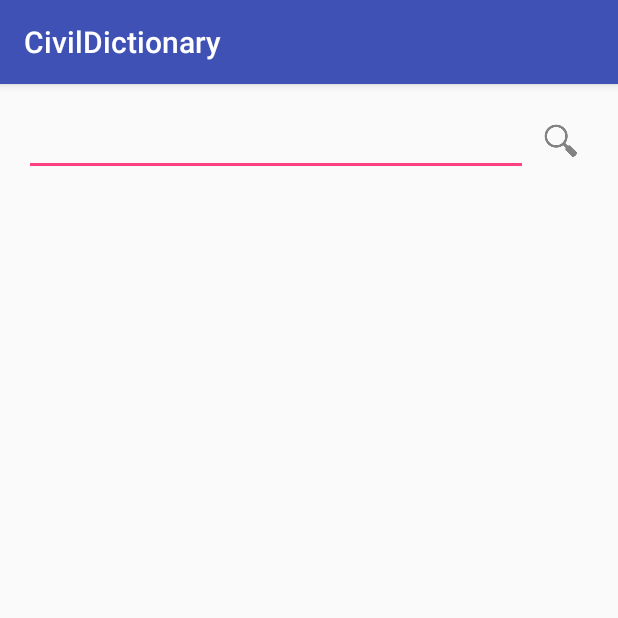
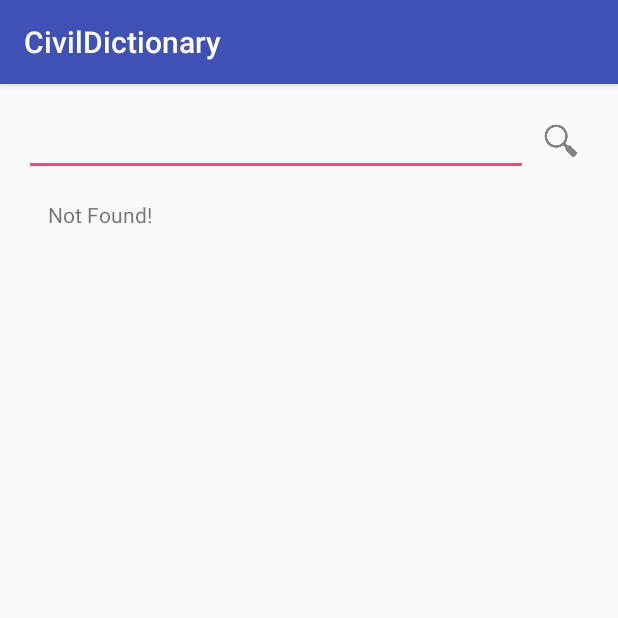
Before and after one commit to ramin-vakili/GeoDic, an Android app: the screen it shows after launch (MainActivity), after a tap on an icon or button, on a phone screen of 412 x 824 dp, the top half of it. Run offline under Robolectric (Android 15) with nearby library versions, the phone set to English and light mode, and no system bars; 3 statements that could not run were skipped.

Commit message:
some changes

```diff
--- a/app/src/main/java/vakili/ramin/civildictionary/activities/MainActivity.java
+++ b/app/src/main/java/vakili/ramin/civildictionary/activities/MainActivity.java
@@ -18,12 +18,14 @@ import java.util.ArrayList;
 import vakili.ramin.civildictionary.R;
 import vakili.ramin.civildictionary.adapters.SuggestionsAdapter;
 import vakili.ramin.civildictionary.database.DataBaseHelper;
+import vakili.ramin.civildictionary.entities.Word;
 
 public class MainActivity extends AppCompatActivity implements View.OnClickListener, TextWatcher, SuggestionsAdapter.ClickListener {
 
     private DataBaseHelper helper;
     private RecyclerView recyclerView;
     private SuggestionsAdapter adapter;
+    private EditText editText;
     private TextView textViewResult;
     ArrayList<String> suggestions = new ArrayList<>();
 
@@ -49,7 +51,7 @@ public class MainActivity extends AppCompatActivity implements View.OnClickListe
     }
 
     private void findViewByIDs() {
-        EditText editText = (EditText) findViewById(R.id.editText);
+        editText = (EditText) findViewById(R.id.editText);
         ImageButton imageButtonSearch = (ImageButton) findViewById(R.id.imageButtonSearch);
         recyclerView = (RecyclerView) findViewById(R.id.recyclerView);
         textViewResult = (TextView) findViewById(R.id.textViewResult);
@@ -59,7 +61,7 @@ public class MainActivity extends AppCompatActivity implements View.OnClickListe
 
     @Override
     public void onClick(View view) {
-
+        searchWord(editText.getText().toString());
     }
 
     @Override
@@ -83,9 +85,22 @@ public class MainActivity extends AppCompatActivity implements View.OnClickListe
 
     @Override
     public void onItemClicked(String word) {
+        searchWord(word);
+    }
+
+    private void searchWord(String word) {
         suggestions.clear();
         adapter.setSuggestions(suggestions);
         adapter.notifyDataSetChanged();
-        textViewResult.setText(word);
+        Word searchWord = helper.searchWord(word);
+
+        if (searchWord != null){
+            String res = word +
+                    "\n\n" +
+                    searchWord.getMeaning();
+            textViewResult.setText(res);
+        }else {
+            textViewResult.setText(getResources().getString(R.string.not_found));
+        }
     }
 }
--- a/app/src/main/res/layout/activity_main.xml
+++ b/app/src/main/res/layout/activity_main.xml
@@ -35,13 +35,15 @@
         android:layout_width="match_parent"
         android:layout_height="match_parent">
 
-        <android.support.v7.widget.RecyclerView
-            android:id="@+id/recyclerView"
+        <TextView
+            android:id="@+id/textViewResult"
+            android:textDirection="anyRtl"
+            android:padding="@dimen/activity_horizontal_margin"
             android:layout_width="match_parent"
             android:layout_height="match_parent"/>
 
-        <TextView
-            android:id="@+id/textViewResult"
+        <android.support.v7.widget.RecyclerView
+            android:id="@+id/recyclerView"
             android:layout_width="match_parent"
             android:layout_height="match_parent"/>
 
--- a/app/src/main/res/values/strings.xml
+++ b/app/src/main/res/values/strings.xml
@@ -1,3 +1,4 @@
 <resources>
     <string name="app_name">CivilDictionary</string>
+    <string name="not_found">Not Found!</string>
 </resources>
```
Also changed, not shown: app/src/main/java/vakili/ramin/civildictionary/database/DatabaseHelper.java (+20 -0 lines).
